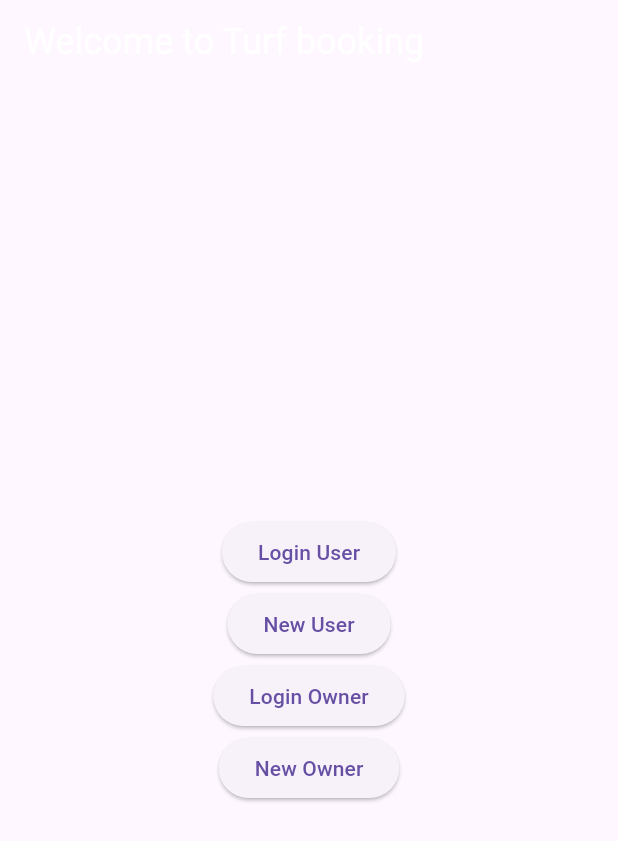
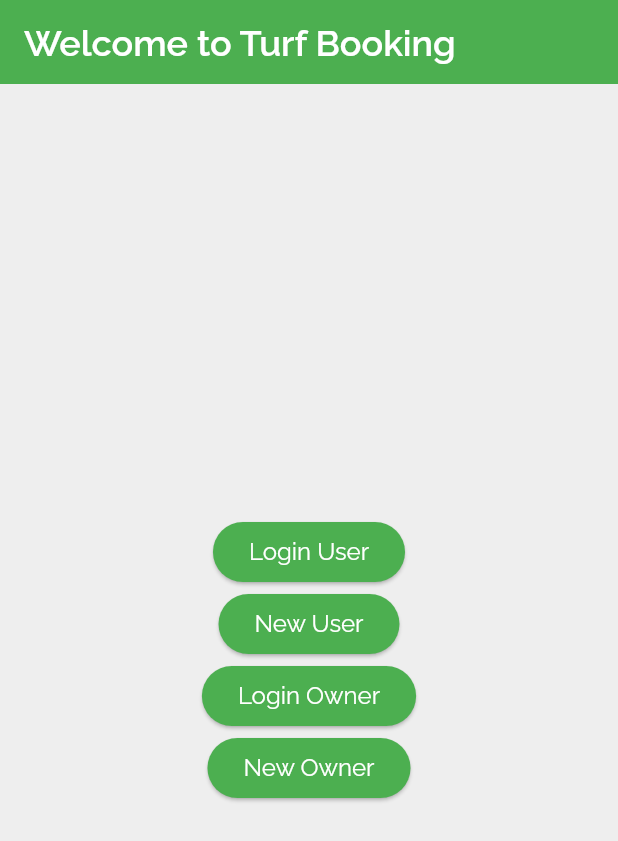
Before and after one commit to Hiranbaburaj/turfbooking, a Flutter app: the screen it shows after launch, on a phone screen of 412 x 824 dp. Shown: the top 841 px of the screen. Run offline on Flutter 3.47's test engine with Material 3 defaults, Android fonts, the phone set to English and light mode, and no system bars; our stand-ins replace carousel_slider, curved_labeled_navigation_bar, google_fonts, image_picker, shared_preferences, supabase_flutter; accounts and stored records are empty.

```diff
--- a/lib/pages/homepage.dart
+++ b/lib/pages/homepage.dart
@@ -1,25 +1,40 @@
 import 'package:flutter/material.dart';
+import 'package:turf/user/login_user1.dart';
+import 'package:turf/user/signup_user.dart';
+import 'package:turf/turfowner/login_owner.dart';
 import 'package:turf/turfowner/signup_owner.dart';
-import 'package:turf/user/login_user1.dart';
-import 'package:turf/turfowner/login_owner.dart';
-import 'package:turf/user/signup_user.dart';
+
+void main() {
+  runApp(MyApp());
+}
+
+class MyApp extends StatelessWidget {
+  @override
+  Widget build(BuildContext context) {
+    return MaterialApp(
+      title: 'Turf Booking',
+      theme: ThemeData.light(), // Light mode theme
+      darkTheme: ThemeData.dark(), // Dark mode theme
+      home: HomePage(),
+      debugShowCheckedModeBanner: false, // Disable the debug banner
+    );
+  }
+}
 
 class HomePage extends StatelessWidget {
   const HomePage({super.key});
 
   @override
   Widget build(BuildContext context) {
-    return MaterialApp(
-      title: 'Homepage',
-      home: Scaffold(
+    return Scaffold(
       appBar: AppBar(
         title: const Text(
-            'Welcome to Turf booking',
+          'Welcome to Turf Booking',
           style: TextStyle(
-              color: Colors.white, // Set text color to white
-              fontSize: 24.0, // Set font size to 24.0
+            color: Colors.white,
+            fontSize: 24.0,
           ),
-          ),// Use the specified color
+        ),
       ),
       body: Center(
         child: Column(
@@ -30,7 +45,8 @@
                 Navigator.push(
                   context,
                   MaterialPageRoute(
-                        builder: (context) => const LoginUserPage()),
+                    builder: (context) => const LoginUserPage(),
+                  ),
                 );
               },
               child: const Text('Login User'),
@@ -40,7 +56,8 @@
                 Navigator.push(
                   context,
                   MaterialPageRoute(
-                        builder: (context) => const UserSignUp()),
+                    builder: (context) => const UserSignUp(),
+                  ),
                 );
               },
               child: const Text('New User'),
@@ -50,7 +67,8 @@
                 Navigator.push(
                   context,
                   MaterialPageRoute(
-                        builder: (context) => const LoginOwnerPage()),
+                    builder: (context) => const LoginOwnerPage(),
+                  ),
                 );
               },
               child: const Text('Login Owner'),
@@ -60,7 +78,8 @@
                 Navigator.push(
                   context,
                   MaterialPageRoute(
-                        builder: (context) => const OwnerSignUp()),
+                    builder: (context) => const OwnerSignUp(),
+                  ),
                 );
               },
               child: const Text('New Owner'),
@@ -68,7 +87,6 @@
           ],
         ),
       ),
-      ),
     );
   }
 }
```
Also changed, not shown: assets/images/applogo.png, 28 other files. Lines whose indentation alone changed are shown as unchanged.
